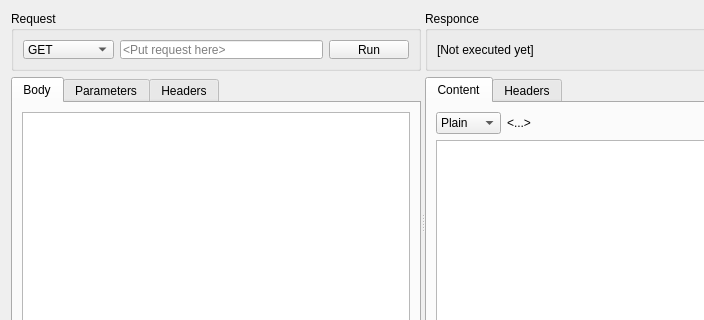
Above: src/CRequestGUI.ui from ArsMasiuk/bootsmann before the change; both pictures show x 0 to 704 and y 0 to 320 of the 798 by 444 pixel window. Below: the same form after it.
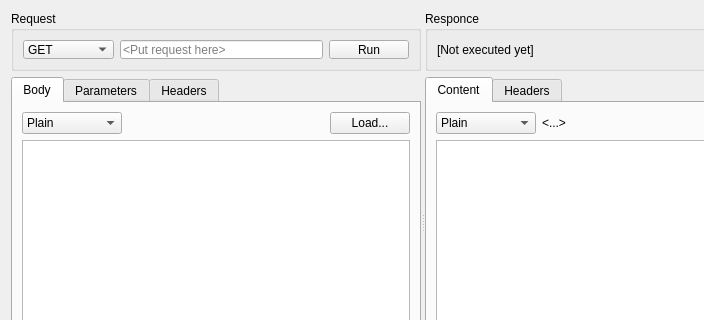
That is the form after the change. Custom widgets are drawn as their Qt base class.

Diff of the .ui file:
```diff
--- a/src/CRequestGUI.ui
+++ b/src/CRequestGUI.ui
@@ -138,6 +138,60 @@
            <string>Body</string>
           </attribute>
           <layout class="QVBoxLayout" name="verticalLayout_7">
+           <item>
+            <layout class="QHBoxLayout" name="horizontalLayout_7">
+             <item>
+              <widget class="QComboBox" name="RequestDataType">
+               <property name="minimumSize">
+                <size>
+                 <width>100</width>
+                 <height>0</height>
+                </size>
+               </property>
+               <item>
+                <property name="text">
+                 <string>Plain</string>
+                </property>
+               </item>
+               <item>
+                <property name="text">
+                 <string>HTML</string>
+                </property>
+               </item>
+               <item>
+                <property name="text">
+                 <string>JSON</string>
+                </property>
+               </item>
+               <item>
+                <property name="text">
+                 <string>Binary</string>
+                </property>
+               </item>
+              </widget>
+             </item>
+             <item>
+              <spacer name="horizontalSpacer_4">
+               <property name="orientation">
+                <enum>Qt::Horizontal</enum>
+               </property>
+               <property name="sizeHint" stdset="0">
+                <size>
+                 <width>40</width>
+                 <height>20</height>
+                </size>
+               </property>
+              </spacer>
+             </item>
+             <item>
+              <widget class="QPushButton" name="LoadRequestBody">
+               <property name="text">
+                <string>Load...</string>
+               </property>
+              </widget>
+             </item>
+            </layout>
+           </item>
            <item>
             <widget class="QPlainTextEdit" name="RequestBody">
              <property name="readOnly">
@@ -407,6 +461,12 @@
               <layout class="QHBoxLayout" name="horizontalLayout_6">
                <item>
                 <widget class="QComboBox" name="ReplyDataType">
+                 <property name="minimumSize">
+                  <size>
+                   <width>100</width>
+                   <height>0</height>
+                  </size>
+                 </property>
                  <item>
                   <property name="text">
                    <string>Plain</string>
```
